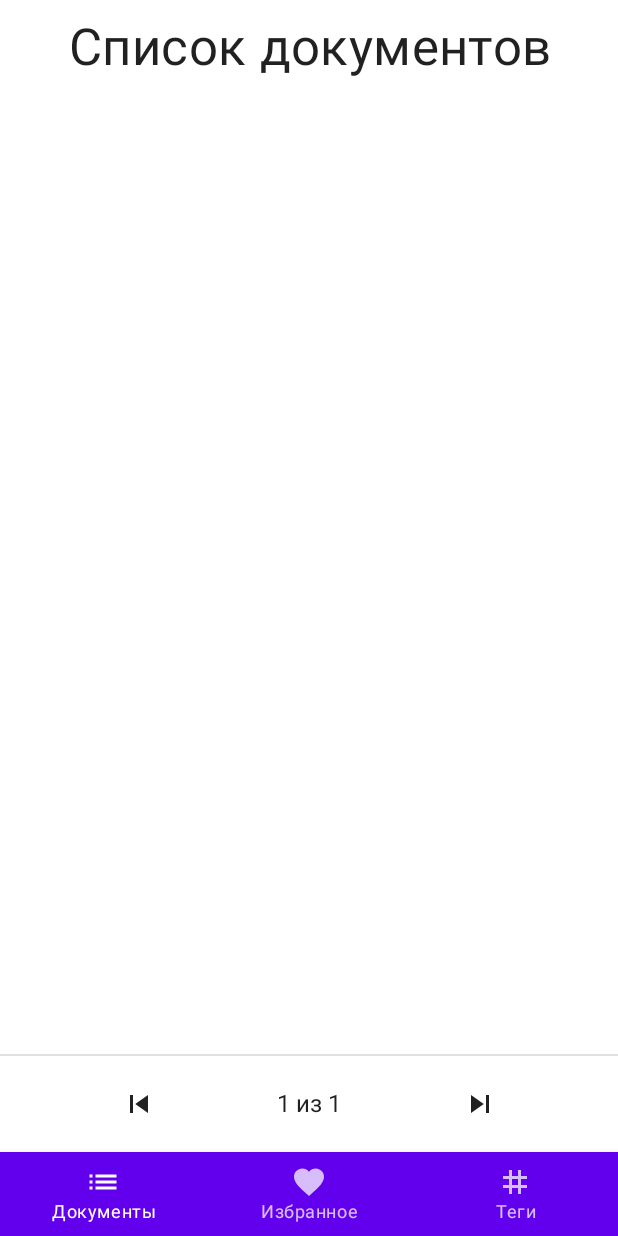
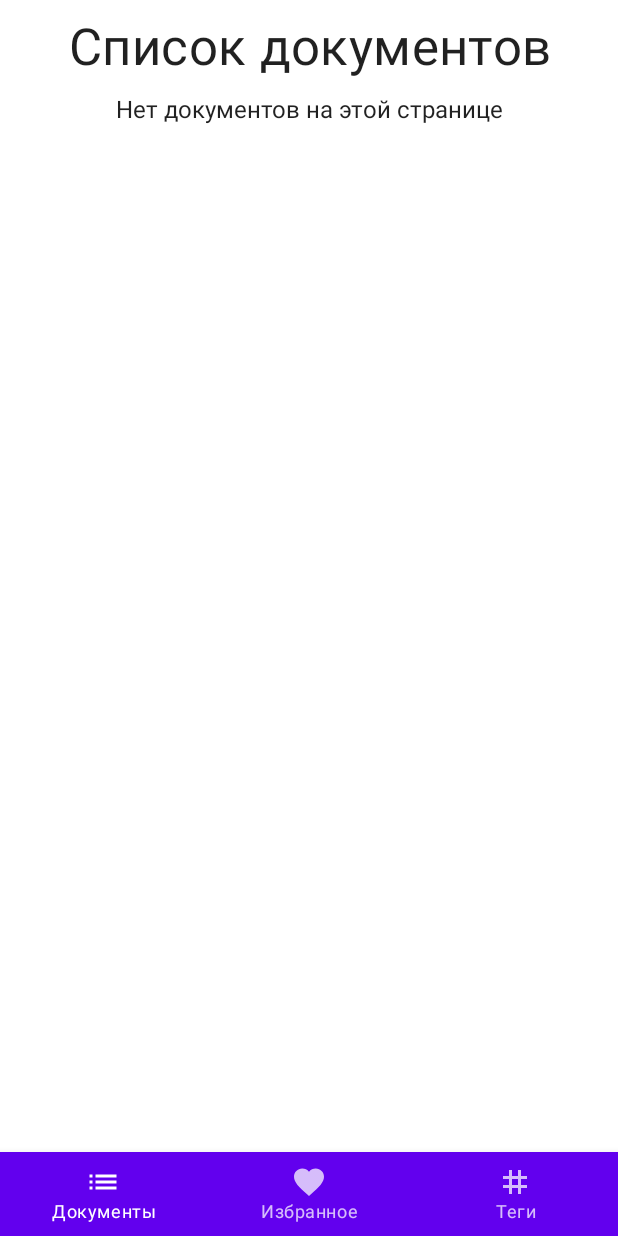
Before and after one commit to pokatomnik/scp-foundation, an Android app built with Jetpack Compose: the pages screen opened through its navigation route, on a phone screen of 412 x 824 dp. Run offline under Robolectric (Android 15) with nearby library versions, the phone set to English and light mode, and no system bars; our stand-ins replace Dagger/Hilt's generated code, accompanist.

Commit message:
start implementing empty notifications

```diff
--- a/app/src/main/java/tk/pokatomnik/scpfoundation/MainActivity.kt
+++ b/app/src/main/java/tk/pokatomnik/scpfoundation/MainActivity.kt
@@ -13,7 +13,6 @@ import androidx.compose.material.icons.filled.Tag
 import androidx.compose.runtime.getValue
 import androidx.compose.ui.Modifier
 import androidx.navigation.NavDestination.Companion.hierarchy
-import androidx.navigation.NavGraph.Companion.findStartDestination
 import androidx.navigation.NavType
 import androidx.navigation.compose.NavHost
 import androidx.navigation.compose.composable
@@ -113,6 +112,7 @@ class MainActivity : ComponentActivity() {
                                 composable(route = "pages") {
                                     PagesList(
                                         title = "Список документов",
+                                        emptyText = "Нет документов на этой странице",
                                         bottomText = { it.author ?: "(Автор неизвестен)" },
                                         onSelectURL = {
                                             navController.navigate("page/${serializeToURLFriendly(it)}") {
@@ -122,7 +122,7 @@ class MainActivity : ComponentActivity() {
 //                                                }
                                                 launchSingleTop = true
                                             }
-                                        }
+                                        },
                                     )
                                 }
                                 composable(
@@ -139,6 +139,7 @@ class MainActivity : ComponentActivity() {
                                         PagesList(
                                             hideNavigation = true,
                                             title = "По тегам",
+                                            emptyText = "Нет документов по выбранным тегам",
                                             bottomText = { null },
                                             onSelectURL = {
                                                 navController.navigate("page/${serializeToURLFriendly(it)}") {
--- a/app/src/main/java/tk/pokatomnik/scpfoundation/features/pages/PagesList.kt
+++ b/app/src/main/java/tk/pokatomnik/scpfoundation/features/pages/PagesList.kt
@@ -1,8 +1,10 @@
 package tk.pokatomnik.scpfoundation.features.pages
 
+import androidx.compose.foundation.gestures.scrollable
 import androidx.compose.foundation.layout.*
 import androidx.compose.foundation.rememberScrollState
 import androidx.compose.foundation.verticalScroll
+import androidx.compose.material.Text
 import androidx.compose.runtime.Composable
 import androidx.compose.ui.Alignment
 import androidx.compose.ui.Modifier
@@ -18,6 +20,7 @@ fun PagesList(
     hideNavigation: Boolean = false,
     onSelectURL: (url: String) -> Unit,
     bottomText: (page: PageInfo) -> String?,
+    emptyText: String = ""
 ) {
     val state = LocalPagesList.current
     val scrollRefreshState = rememberSwipeRefreshState(state.loading)
@@ -31,7 +34,8 @@ fun PagesList(
     ) {
         Column(modifier = Modifier
             .fillMaxSize()
-            .verticalScroll(rememberScrollState())) {
+            .verticalScroll(rememberScrollState())
+        ) {
             Row(
                 modifier = Modifier
                     .height(64.dp)
@@ -42,6 +46,16 @@ fun PagesList(
             ) {
                 PageTitle(title = title)
             }
+            if (!state.loading && state.pagedResponse.pages.isEmpty()) {
+                // Display Empty message
+                Column(
+                    modifier = Modifier.fillMaxSize(),
+                    horizontalAlignment = Alignment.CenterHorizontally,
+                    verticalArrangement = Arrangement.Center
+                ) {
+                    Text(emptyText)
+                }
+            } else {
                 Row(modifier = Modifier.weight(1f)) {
                     Box(modifier = Modifier.fillMaxSize()) {
                         LazyPagesList(
@@ -64,3 +78,4 @@ fun PagesList(
             }
         }
     }
+}
--- a/app/src/main/java/tk/pokatomnik/scpfoundation/features/tags/Tags.kt
+++ b/app/src/main/java/tk/pokatomnik/scpfoundation/features/tags/Tags.kt
@@ -15,6 +15,7 @@ import androidx.compose.runtime.*
 import androidx.compose.ui.Alignment
 import androidx.compose.ui.Modifier
 import androidx.compose.ui.platform.LocalContext
+import androidx.compose.ui.text.font.FontWeight
 import androidx.compose.ui.unit.dp
 import com.google.accompanist.flowlayout.FlowRow
 import com.google.accompanist.swiperefresh.SwipeRefresh
@@ -154,7 +155,7 @@ fun Tags(onSelectTags: (tags: Set<String>) -> Unit) {
                             horizontalArrangement = Arrangement.Start
                         ) {
                             Column(modifier = Modifier.fillMaxWidth()) {
-                                Text(text = key)
+                                Text(text = key, fontWeight = FontWeight.Bold)
                                 Divider(modifier = Modifier.padding(bottom = 10.dp))
                                 FlowRow(
                                     modifier = Modifier
```
Lines whose indentation alone changed are shown as unchanged.
